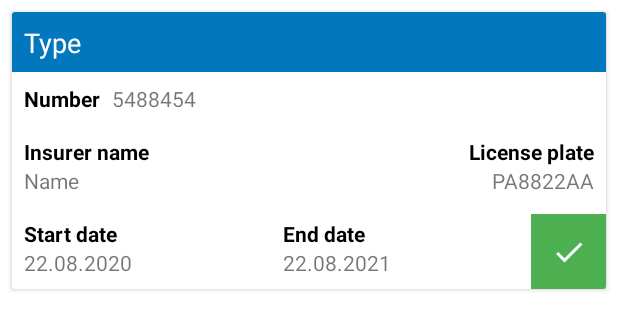
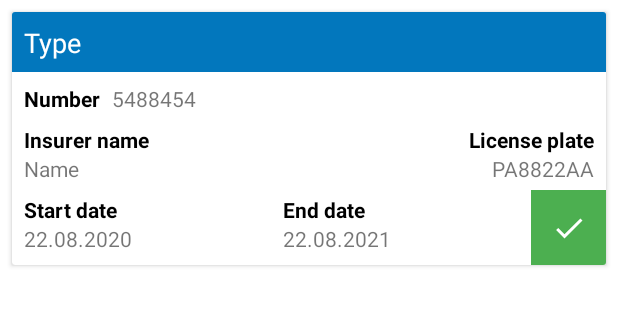
Before and after one commit to aarshinkov/MyCarDocsMobile, an Android app: the layout policy_item.xml on its own in the app's theme, with its tools: preview values and no code run, on a phone screen of 412 x 824 dp. Shown: the top 330 px of the screen. Run offline under Robolectric (Android 15) with nearby library versions, the light colour scheme and no system bars.

Commit message:
Shrinked spaces in policy item.

```diff
--- a/app/src/main/res/layout/fragment_cars.xml
+++ b/app/src/main/res/layout/fragment_cars.xml
@@ -5,8 +5,6 @@
     android:layout_width="match_parent"
     android:layout_height="match_parent"
     tools:context=".fragments.CarsFragment">
-
-    <!-- TODO: Update blank fragment layout -->
 
     <androidx.recyclerview.widget.RecyclerView
         android:id="@+id/cars"
--- a/app/src/main/res/layout/policy_item.xml
+++ b/app/src/main/res/layout/policy_item.xml
@@ -72,7 +72,7 @@
                 android:id="@+id/policyItemInsurerNameLabelTV"
                 android:layout_width="wrap_content"
                 android:layout_height="wrap_content"
-                android:layout_marginTop="16dp"
+                android:layout_marginTop="8dp"
                 android:text="Insurer name"
                 android:textColor="@color/black"
                 android:textStyle="bold"
@@ -91,7 +91,7 @@
                 android:id="@+id/policyItemLicensePlateLabelTV"
                 android:layout_width="wrap_content"
                 android:layout_height="wrap_content"
-                android:layout_marginTop="16dp"
+                android:layout_marginTop="8dp"
                 android:text="License plate"
                 android:textColor="@color/black"
                 android:textStyle="bold"
@@ -110,7 +110,7 @@
                 android:id="@+id/policyItemStartDateLabelTV"
                 android:layout_width="wrap_content"
                 android:layout_height="wrap_content"
-                android:layout_marginTop="16dp"
+                android:layout_marginTop="8dp"
                 android:text="Start date"
                 android:textColor="@color/black"
                 android:textStyle="bold"
@@ -131,7 +131,7 @@
                 android:id="@+id/policyItemEndDateLabelTV"
                 android:layout_width="wrap_content"
                 android:layout_height="wrap_content"
-                android:layout_marginTop="16dp"
+                android:layout_marginTop="8dp"
                 android:text="End date"
                 android:textColor="@color/black"
                 android:textStyle="bold"
```
Also changed, not shown: app/src/main/res/drawable/ic_add_car.xml (+8 -4 lines), app/src/main/res/layout/fragment_policies.xml (+23 -12 lines).
